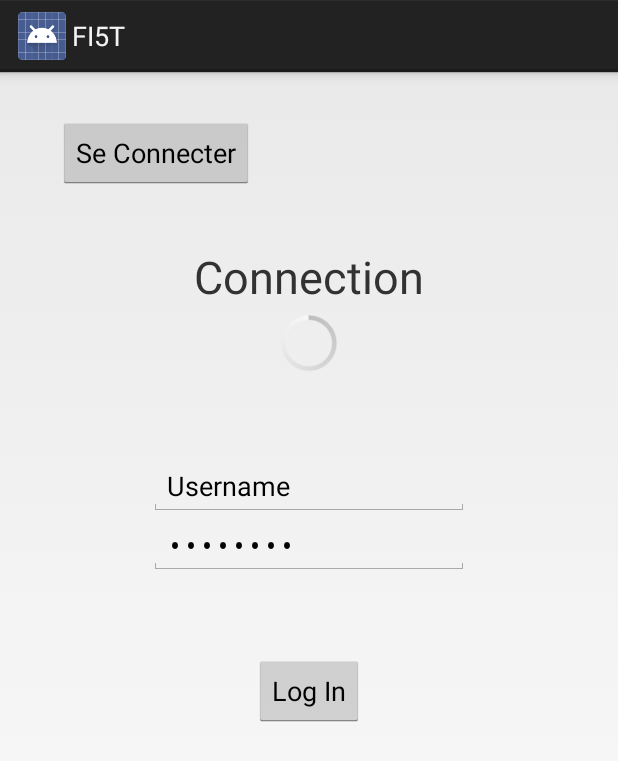
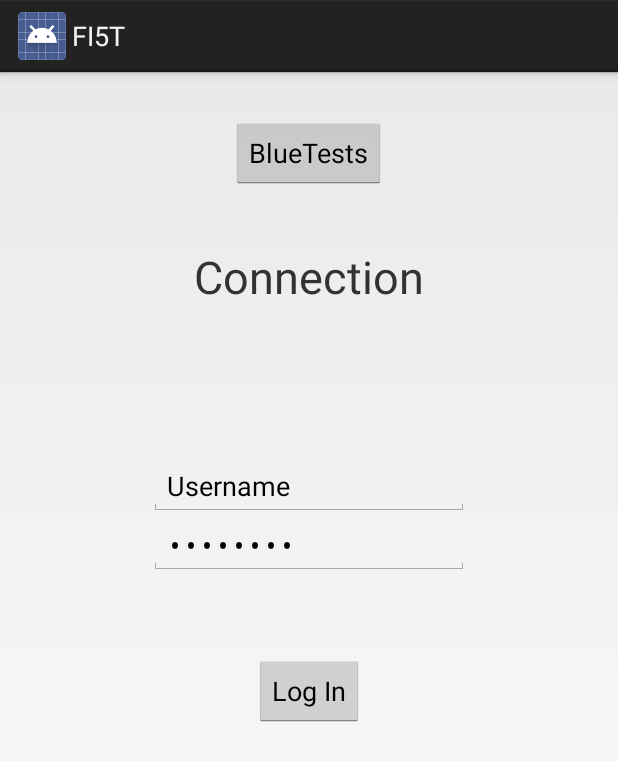
Before and after one commit to HE-ArcSurvivors/smart-house-android, an Android app: the screen it shows after launch (Connection), on a phone screen of 412 x 824 dp. Shown: the top 761 px of the screen. Run offline under Robolectric (Android 15) with nearby library versions, the phone set to English and light mode, and no system bars.

Commit message:
page connection modification login propre maintenant

```diff
--- a/Fi5t/app/src/main/java/ch/he/arc/p1/g5/fi5t/Connection.java
+++ b/Fi5t/app/src/main/java/ch/he/arc/p1/g5/fi5t/Connection.java
@@ -3,27 +3,112 @@ package ch.he.arc.p1.g5.fi5t;
 import android.app.Activity;
 import android.content.Intent;
 import android.os.Bundle;
+import android.os.SystemClock;
 import android.view.Menu;
 import android.view.MenuItem;
 import android.view.View;
 import android.widget.Button;
+import android.widget.ProgressBar;
+import android.widget.TextView;
 
 
 public class Connection extends Activity {
-    Button bConnecter;
+
+    Button bLogin;
+    TextView dStatus, dUsername, dPassword;
+    ProgressBar mProgress;
+
+
     @Override
     protected void onCreate(Bundle savedInstanceState) {
         super.onCreate(savedInstanceState);
         setContentView(R.layout.activity_connection);
 
-        bConnecter=(Button)findViewById(R.id.bConnecter);
-        bConnecter.setOnClickListener(new View.OnClickListener() {
-            @Override
-            public void onClick(View v) {
-                Intent iConnectMain =new Intent(Connection.this,Main.class);
-                startActivity(iConnectMain);
+        bLogin = (Button) findViewById(R.id.bLogin);
+        dStatus = (TextView) findViewById(R.id.dStatus);
+        dUsername = (TextView) findViewById(R.id.dUsername);
+        dPassword = (TextView) findViewById(R.id.dPassword);
+        mProgress = (ProgressBar) findViewById(R.id.progressBarLogin);
 
+        mProgress.setVisibility(View.INVISIBLE);
+
+
+        bLogin.setOnClickListener(new View.OnClickListener(){
+
+            public void onClick(View v){
+
+                //SystemClock.sleep(2000);
+                String sUsername = "TEST";
+                String sPassword = "TEST";
+                dUsername.setText("" + sUsername);
+                dPassword.setText("" + sPassword);
+
+                dStatus.setText("Connection in Progress");
+
+                mProgress.setVisibility(View.VISIBLE);
+
+                bLogin.setEnabled(false);
+
+
+                // Create Inner Thread Class
+                new Thread(new Runnable() {
+                    public void run() {
+
+                        SystemClock.sleep(1000);
+
+                        mProgress.post(new Runnable() {
+                            public void run() {
+                                mProgress.setVisibility(View.INVISIBLE);
+                            }
+                        });
+
+                        dStatus.post(new Runnable() {
+                            public void run() {
+                                dStatus.setText("Connected!");
+                            }
+                        });
+
+                        SystemClock.sleep(500);
+
+                        runOnUiThread(new Runnable() {
+                            public void run() {
+                                // some code that needs to be ran in UI thread
+                                Intent myIntent = new Intent (Connection.this, Main.class);
+                                //Bundle bundle = new Bundle();
+                                //bundle.putInt("VAL", 1);
+                                //myIntent.putExtras(bundle);
+
+                                //myIntent.putExtra("firstKeyName","FirstKeyValue");
+
+                                startActivity(myIntent);
+
+                                finish();
+
+
+                            }
+                        });
+
+
+                    }
+                }).start();
+
+
+
+
+/*
+                AlertDialog alertDialog = new AlertDialog.Builder(MainActivity.this).create();
+                alertDialog.setTitle("Connection...");
+                alertDialog.setMessage("You are are now connected");
+                alertDialog.setButton("OK", new DialogInterface.OnClickListener() {
+                    public void onClick(DialogInterface dialog, int which) {
+                        // here you can add functions
+                    }
+                });
+                alertDialog.show();
+
+*/
             }
+
         });
 
 
--- a/Fi5t/app/src/main/res/layout/activity_connection.xml
+++ b/Fi5t/app/src/main/res/layout/activity_connection.xml
@@ -7,14 +7,6 @@
     android:paddingTop="30dp"
     android:paddingBottom="@dimen/activity_vertical_margin"
     tools:context=".Connection">
-
-    <Button
-        android:layout_width="wrap_content"
-        android:layout_height="wrap_content"
-        android:text="Se Connecter"
-        android:id="@+id/bConnecter"
-        android:layout_alignParentTop="true"
-        android:layout_toStartOf="@+id/bLogin" />
 
     <TextView
         android:id="@+id/dStatus"
@@ -65,4 +57,12 @@
         android:inputType="textPassword"
         android:text="Password" />
 
+    <Button
+        android:layout_width="wrap_content"
+        android:layout_height="wrap_content"
+        android:text="BlueTests"
+        android:id="@+id/bBluetests"
+        android:layout_alignParentTop="true"
+        android:layout_centerHorizontal="true" />
+
 </RelativeLayout>
```
